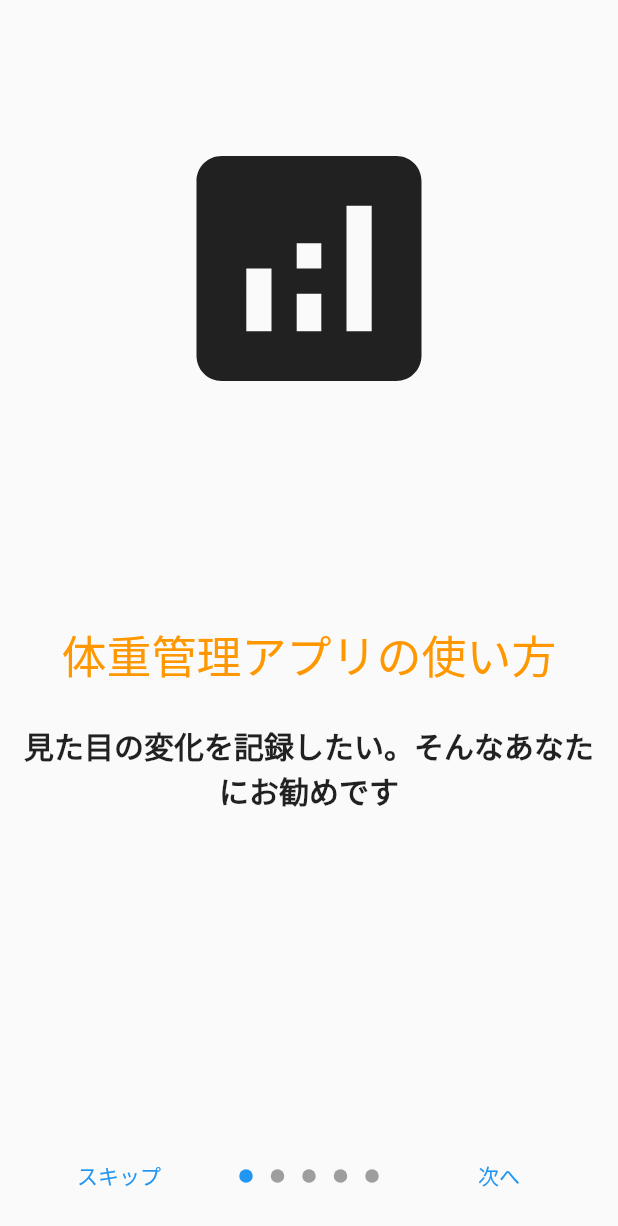
After one commit to flutteruniv/weight-management, a Flutter app: the screen it shows after launch, on a phone screen of 412 x 824 dp. The commit adds this screen. Shown: the top 1226 px of the screen. Run offline on Flutter 3.47's test engine with Material 2 defaults, Android fonts, the phone set to English and light mode, and no system bars; drawn by our look-alikes of introduction_screen; our stand-ins replace cloud_firestore, firebase_core, firebase_storage, image_picker, shared_preferences; accounts and stored records are empty.

Commit message:
アプリを入れた時のみチュートリアル画面を表示できるようにした

```diff
--- /dev/null
+++ b/lib/presentation/introduction/introduction_model.dart
@@ -0,0 +1,88 @@
+import 'package:flutter/material.dart';
+import 'package:introduction_screen/introduction_screen.dart';
+import 'package:shared_preferences/shared_preferences.dart';
+
+class IntroductionModel extends ChangeNotifier {
+  bool intro;
+
+  getPrefItems() async {
+    SharedPreferences prefs = await SharedPreferences.getInstance();
+    // 以下の「intro」がキー名。見つからなければtrueを返す
+    intro = prefs.getBool('intro') ?? true;
+    notifyListeners();
+  }
+
+  setStringListData() async {
+    SharedPreferences prefs = await SharedPreferences.getInstance();
+    await prefs.setBool("intro", false);
+    notifyListeners();
+  }
+
+  var listPagesViewModel = [
+    PageViewModel(
+      title: "体重管理アプリの使い方",
+      body: "見た目の変化を記録したい。そんなあなたにお勧めです",
+      image: const Center(
+          child: Icon(
+        Icons.analytics,
+        size: 200,
+      )),
+      decoration: const PageDecoration(
+        titleTextStyle: TextStyle(color: Colors.orange, fontSize: 30),
+        bodyTextStyle: TextStyle(fontWeight: FontWeight.w700, fontSize: 20.0),
+      ),
+    ),
+    PageViewModel(
+      title: "保存画面",
+      body: '体重、体脂肪率、写真を保存しよう',
+      image: const Center(
+          child: Icon(
+        Icons.analytics,
+        size: 200,
+      )),
+      decoration: const PageDecoration(
+        titleTextStyle: TextStyle(color: Colors.orange, fontSize: 30),
+        bodyTextStyle: TextStyle(fontWeight: FontWeight.w700, fontSize: 20.0),
+      ),
+    ),
+    PageViewModel(
+      title: "比較画面",
+      body: '身体の変化を写真で楽しもう',
+      image: const Center(
+          child: Icon(
+        Icons.analytics,
+        size: 200,
+      )),
+      decoration: const PageDecoration(
+        titleTextStyle: TextStyle(color: Colors.orange, fontSize: 30),
+        bodyTextStyle: TextStyle(fontWeight: FontWeight.w700, fontSize: 20.0),
+      ),
+    ),
+    PageViewModel(
+      title: "グラフ画面",
+      body: 'グラフで体重、体脂肪率の遷移を見てみよう',
+      image: const Center(
+          child: Icon(
+        Icons.analytics,
+        size: 200,
+      )),
+      decoration: const PageDecoration(
+        titleTextStyle: TextStyle(color: Colors.orange, fontSize: 30),
+        bodyTextStyle: TextStyle(fontWeight: FontWeight.w700, fontSize: 20.0),
+      ),
+    ),
+    PageViewModel(
+      title: "一覧画面",
+      body: 'これまでの記録を一覧で見てみよう',
+      image: const Center(
+          child: Icon(
+        Icons.analytics,
+        size: 200,
+      )),
+      decoration: const PageDecoration(
+        titleTextStyle: TextStyle(color: Colors.orange, fontSize: 30),
+        bodyTextStyle: TextStyle(fontWeight: FontWeight.w700, fontSize: 20.0),
+      ),
+    ),
+  ];
+}
--- /dev/null
+++ b/lib/presentation/introduction/introduction_page.dart
@@ -0,0 +1,34 @@
+import 'package:flutter/material.dart';
+import 'package:introduction_screen/introduction_screen.dart';
+import 'package:provider/provider.dart';
+import 'package:weight_management/presentation/introduction/introduction_model.dart';
+import 'package:weight_management/presentation/main/main.dart';
+
+class IntroductionPage extends StatelessWidget {
+  @override
+  Widget build(BuildContext context) {
+    return ChangeNotifierProvider<IntroductionModel>(
+      create: (_) => IntroductionModel(),
+      child: Scaffold(
+        body: Consumer<IntroductionModel>(
+          builder: (context, model, child) {
+            return IntroductionScreen(
+              pages: model.listPagesViewModel,
+              onDone: () {
+                Navigator.of(context).push(
+                  MaterialPageRoute(builder: (_) => TopPage()),
+                );
+                model.setStringListData();
+              },
+              showSkipButton: true,
+              skip: const Text("スキップ"),
+              next: const Text('次へ'),
+              done: const Text("アプリへ",
+                  style: TextStyle(fontWeight: FontWeight.w600)),
+            );
+          },
+        ),
+      ),
+    );
+  }
+}
--- a/lib/presentation/main/main.dart
+++ b/lib/presentation/main/main.dart
@@ -3,6 +3,8 @@ import 'package:flutter/material.dart';
 import 'package:weight_management/presentation/Graph/graph_page.dart';
 import 'package:weight_management/presentation/carrender_save/carrender_save_page.dart';
 import 'package:weight_management/presentation/compare/compare_page.dart';
+import 'file:///C:/Users/rockw/AndroidStudioProjects/weight-management/lib/presentation/introduction/introduction_model.dart';
+import 'file:///C:/Users/rockw/AndroidStudioProjects/weight-management/lib/presentation/introduction/introduction_page.dart';
 import 'package:weight_management/presentation/list/list_page.dart';
 import 'package:weight_management/presentation/main/main_model.dart';
 import 'package:provider/provider.dart';
@@ -13,11 +15,30 @@ void main() async {
   runApp(MyApp());
 }
 
+/*
 class MyApp extends StatelessWidget {
   @override
   Widget build(BuildContext context) {
     return MaterialApp(
       home: TopPage(),
+    );
+  }
+}*/
+
+class MyApp extends StatelessWidget {
+  @override
+  Widget build(BuildContext context) {
+    return MaterialApp(
+      home: ChangeNotifierProvider<IntroductionModel>(
+        create: (_) => IntroductionModel()..getPrefItems(),
+        child: Scaffold(
+          body: Consumer<IntroductionModel>(
+            builder: (context, model, child) {
+              return model.intro != true ? TopPage() : IntroductionPage();
+            },
+          ),
+        ),
+      ),
     );
   }
 }
--- a/lib/presentation/main/main_model.dart
+++ b/lib/presentation/main/main_model.dart
@@ -1,11 +1,10 @@
-import 'package:cloud_firestore/cloud_firestore.dart';
 import 'package:flutter/cupertino.dart';
 import 'package:flutter/material.dart';
-import 'package:weight_management/domain/muscle_data.dart';
 
 class TopModel extends ChangeNotifier {
   bool savePageUpdate = false;
   bool listPageUpdate = false;
+  bool introduction = true;
 
   Future updateListPageTrue() {
     listPageUpdate = true;
--- a/pubspec.yaml
+++ b/pubspec.yaml
@@ -22,6 +22,8 @@ dependencies:
   table_calendar: ^2.2.3
   image_picker: ^0.6.7+12
   firebase_storage: ^4.0.1
+  introduction_screen: ^1.0.9
+  shared_preferences: ^0.5.12+4
 
 
 dev_dependencies:
```
Also changed, not shown: pubspec.lock.
